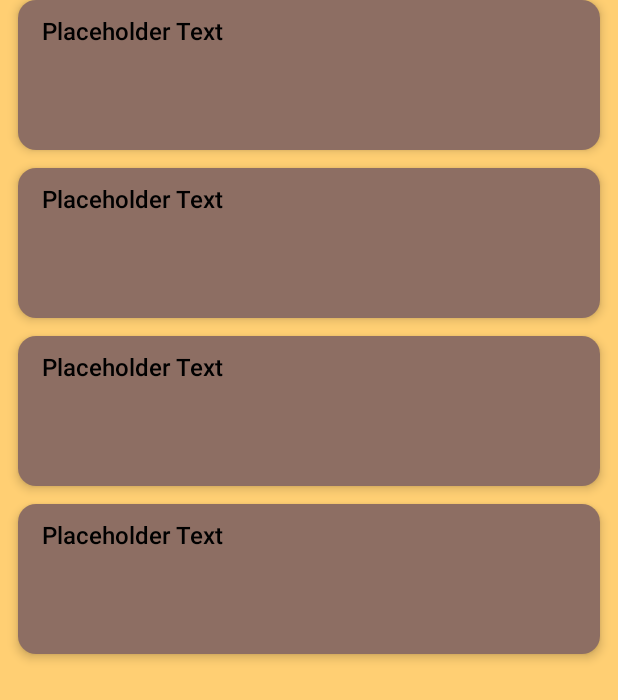
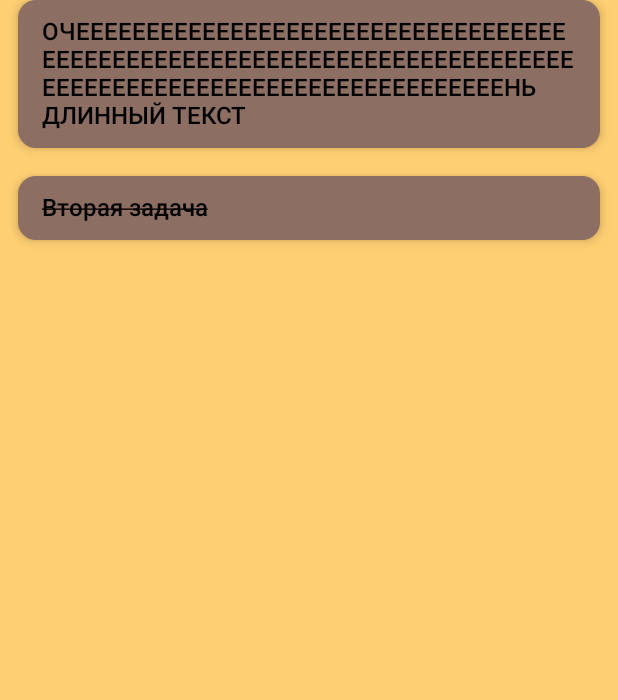
Before and after one commit to Alexman454/Bingo, an Android app built with Jetpack Compose: the screen it shows after launch (MainActivity), on a phone screen of 412 x 824 dp. Shown: the top 700 px of the screen. Run offline under Robolectric (Android 15) with nearby library versions, the phone set to English and light mode, and no system bars.

Commit message:
Добавлено базовое взаимодействие c Simple Task классом. Переход на Lazy Column и динамическое изменение высоты каждого блока.

```diff
--- a/app/src/main/java/com/example/bingo/MainActivity.kt
+++ b/app/src/main/java/com/example/bingo/MainActivity.kt
@@ -8,6 +8,7 @@ import androidx.activity.ComponentActivity
 import androidx.activity.compose.setContent
 import androidx.activity.enableEdgeToEdge
 import androidx.compose.foundation.background
+import androidx.compose.foundation.layout.Arrangement
 import androidx.compose.foundation.layout.Box
 import androidx.compose.foundation.layout.padding
 import androidx.compose.foundation.layout.size
@@ -18,8 +19,15 @@ import androidx.compose.material3.Text
 import androidx.compose.material3.Button
 import androidx.compose.foundation.layout.absoluteOffset
 import androidx.compose.foundation.layout.WindowInsets
+import androidx.compose.foundation.layout.Column
 import androidx.compose.foundation.layout.asPaddingValues
+import androidx.compose.foundation.layout.defaultMinSize
+import androidx.compose.foundation.layout.fillMaxWidth
 import androidx.compose.foundation.layout.statusBars
+import androidx.compose.foundation.layout.width
+import androidx.compose.foundation.layout.wrapContentHeight
+import androidx.compose.foundation.lazy.LazyColumn
+import androidx.compose.foundation.lazy.items
 import androidx.compose.material3.Surface
 import androidx.compose.material3.MaterialTheme
 import androidx.compose.runtime.Composable
@@ -30,9 +38,12 @@ import androidx.compose.ui.res.colorResource
 import androidx.compose.ui.platform.LocalDensity
 import androidx.compose.ui.unit.dp
 import androidx.compose.ui.unit.Dp
+import androidx.compose.ui.text.style.TextDecoration
 import androidx.compose.ui.unit.DpOffset
+import com.example.bingo.domain.SimpleTask
 import com.example.bingo.ui.theme.BingoTheme
 import com.example.bingo.ui.theme.TaskTextStyle
+import com.example.bingo.domain.Task
 class MainActivity : ComponentActivity() {
     override fun onCreate(savedInstanceState: Bundle?) {
         super.onCreate(savedInstanceState)
@@ -43,11 +54,20 @@ class MainActivity : ComponentActivity() {
                 val colorTaskBlock = colorResource(id = R.color.task_block_option1)
                 val colorBackground = colorResource(id = R.color.background_option1)
                 SetBackgroundColor(colorBackground)
-                TaskBlockTemplate(color = colorTaskBlock, radius = 12, offsetX = 12, offsetY = statusBarH)
-                TaskBlockTemplate(color = colorTaskBlock, radius = 12, offsetX = 12, offsetY = statusBarH+112.dp)
-                TaskBlockTemplate(color = colorTaskBlock, radius = 12, offsetX = 12, offsetY = statusBarH+224.dp)
-                TaskBlockTemplate(color = colorTaskBlock, radius = 12, offsetX = 12, offsetY = statusBarH+336.dp)
-            }
+                val task1 = SimpleTask(Task(1, "ОЧЕЕЕЕЕЕЕЕЕЕЕЕЕЕЕЕЕЕЕЕЕЕЕЕЕЕЕЕЕЕЕЕЕЕЕЕЕЕЕЕЕЕЕЕЕЕЕЕЕЕЕЕЕЕЕЕЕЕЕЕЕЕЕЕЕЕЕЕЕЕЕЕЕЕЕЕЕЕЕЕЕЕЕЕЕЕЕЕЕЕЕЕЕЕЕЕЕЕЕЕЕЕЕЕЕЕНЬ ДЛИННЫЙ ТЕКСТ"))
+                val task2 = SimpleTask(Task(2, "Вторая задача", isCompleted = true))
+                var tasks = listOf(task1,task2)
+                LazyColumn(modifier = Modifier
+                    .fillMaxSize()
+                    .padding(
+                        top = statusBarH,
+                        start = 12.dp,
+                        end = 12.dp
+                    ),verticalArrangement = Arrangement.spacedBy(12.dp)){
+                items(tasks){task ->
+                    TaskBlockTemplate(color = colorTaskBlock, payload = task)
+                }
+            }}
         }
     }
 }
@@ -60,24 +80,29 @@ fun SetBackgroundColor(color: Color){
 @Composable
 fun TaskBlockTemplate(
     color: Color,
-    radius: Int = 1,
-    offsetX: Int = 0,
-    offsetY: Dp = 0.dp,
-    payload: String = "Placeholder Text"
+    radius: Int = 12,
+    payload: SimpleTask
 ){
     val configuration = Resources.getSystem().configuration
     val widthDp = configuration.screenWidthDp
+    val isCompleted = payload.task.isCompleted
     //val heightDp = configuration.screenHeightDp
     Surface(color = color,shape = RoundedCornerShape(radius.dp),
         modifier = Modifier
-            .size(width = (widthDp.dp - (offsetX*2).dp),height = 100.dp)
-            .absoluteOffset(x = offsetX.dp,y = offsetY),
+            .fillMaxWidth()
+            .defaultMinSize(minHeight = 56.dp)
+            .wrapContentHeight(),
         shadowElevation = 4.dp
     ){
         Box(modifier = Modifier.padding(horizontal = 16.dp, vertical = 12.dp)
         ){
-            Text(text = payload, style = TaskTextStyle)
+            Text(text = payload.task.text, style = TaskTextStyle.copy(
+                textDecoration = if (isCompleted)
+                TextDecoration.LineThrough
+            else
+                TextDecoration.None))
     }}}
+
 
 @Composable
 fun getStatusBarH(): Dp {
```
